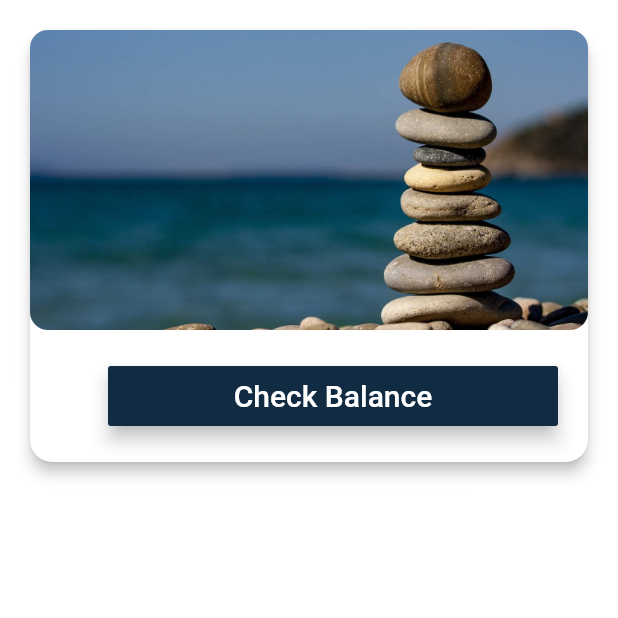
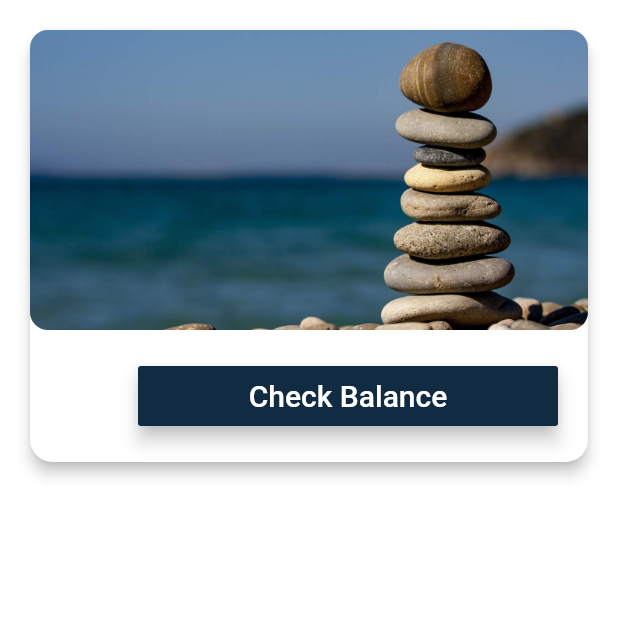
Before and after one commit to divinechy/bettybakesMobile, a Flutter app: the Control screen opened directly, on a phone screen of 412 x 824 dp, the top half of it. Run offline on Flutter 3.47's test engine with Material 2 defaults, Android fonts, the phone set to English and light mode, and no system bars; our stand-ins replace carousel_pro, cloud_firestore, firebase_auth, flushbar, get_it, shared_preferences; accounts and stored records are empty.

Commit message:
updated the packages

```diff
--- a/lib/src/components/initTransfer.dart
+++ b/lib/src/components/initTransfer.dart
@@ -118,6 +118,7 @@ class _InitTransferState extends State<InitTransfer> {
                           Padding(
                             padding: const EdgeInsets.all(3.0),
                             child: TextFormField(
+                               style: TextStyle(color: Colors.black ),
                               controller: _source,
                               readOnly: true,
                               decoration: InputDecoration(labelText: 'Source'),
@@ -127,6 +128,7 @@ class _InitTransferState extends State<InitTransfer> {
                           Padding(
                             padding: const EdgeInsets.all(3.0),
                             child: TextFormField(
+                               style: TextStyle(color: Colors.black ),
                               decoration: InputDecoration(labelText: 'Amount'),
                               keyboardType: TextInputType.number,
                               autofocus: false,
@@ -140,6 +142,7 @@ class _InitTransferState extends State<InitTransfer> {
                           Padding(
                             padding: const EdgeInsets.all(3.0),
                             child: TextFormField(
+                               style: TextStyle(color: Colors.black ),
                               decoration:
                                   InputDecoration(labelText: 'Reason'),
                               autofocus: false,
@@ -154,6 +157,7 @@ class _InitTransferState extends State<InitTransfer> {
                           Padding(
                             padding: const EdgeInsets.all(3.0),
                             child: TextFormField(
+                               style: TextStyle(color: Colors.black ),
                               decoration:
                                   InputDecoration(labelText: 'Reference'),
                                   autofocus: false,
@@ -169,6 +173,7 @@ class _InitTransferState extends State<InitTransfer> {
                           Padding(
                             padding: const EdgeInsets.all(3.0),
                             child: DropdownButtonFormField<String>(
+                               style: TextStyle(color: Colors.black ),
                               onSaved: (value) => _recipientCode = _code,
                               decoration:
                                   InputDecoration.collapsed(hintText: ''),
@@ -224,6 +229,7 @@ class _InitTransferState extends State<InitTransfer> {
                           Padding(
                             padding: const EdgeInsets.all(3.0),
                             child: TextFormField(
+                               style: TextStyle(color: Colors.black ),
                               controller: _currency,
                               readOnly: true,
                               decoration:
--- a/lib/src/components/navService.dart
+++ b/lib/src/components/navService.dart
@@ -14,7 +14,7 @@ class NavigationService {
     return navigatorKey.currentState.pushNamed(routeName, arguments: id);
   }
 
-  bool goBack() {
+  void goBack() {
     return navigatorKey.currentState.pop();
   }
 }
--- a/lib/src/pages/control.dart
+++ b/lib/src/pages/control.dart
@@ -15,6 +15,7 @@ class _ControlState extends State<Control> {
           padding: const EdgeInsets.all(10.0),
           color: Colors.white,
           height: double.infinity,
+          width: MediaQuery.of(context).size.width,
           child: ListView(
             children: <Widget>[
               Card(
@@ -35,7 +36,7 @@ class _ControlState extends State<Control> {
                           child: Image.asset(
                             'images/balance.jpg',
                             fit: BoxFit.cover,
-                            width: double.infinity,
+                            width: MediaQuery.of(context).size.width,
                             height: 200,
                           ),
                         ),
@@ -48,7 +49,7 @@ class _ControlState extends State<Control> {
                         children: <Widget>[
                           ButtonTheme(
                             height: 40,
-                            minWidth: 300,
+                            minWidth: 280,
                             child: RaisedButton(
                                child: Text('Check Balance', style: TextStyle(fontSize: 20.0),),
                               onPressed: () async {
--- a/pubspec.yaml
+++ b/pubspec.yaml
@@ -24,10 +24,10 @@ dependencies:
     sdk: flutter
   carousel_pro: ^1.0.0
   http: ^0.12.0+2
-  flushbar: ^1.5.0
+  flushbar: ^1.10.4
   shared_preferences: ^0.4.2
   firebase_auth: 0.14.0+5
-  cloud_firestore: 0.12.9+4
+  cloud_firestore: 0.13.7
   get_it: 3.0.1
 
   # The following adds the Cupertino Icons font to your application.
```
Also changed, not shown: lib/src/components/RegForm.dart (+6 -1 lines), 2 other files.
